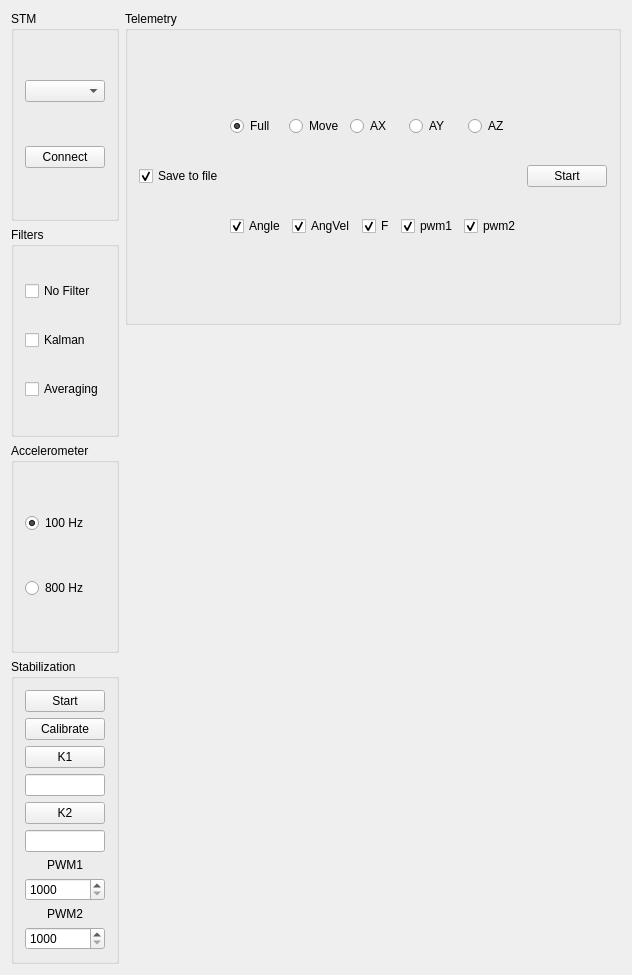
First picture: the form in Logger/BoardConsole/BoardConsole/boardconsole.ui, repository VlagaPalych/Stable, before the edit.
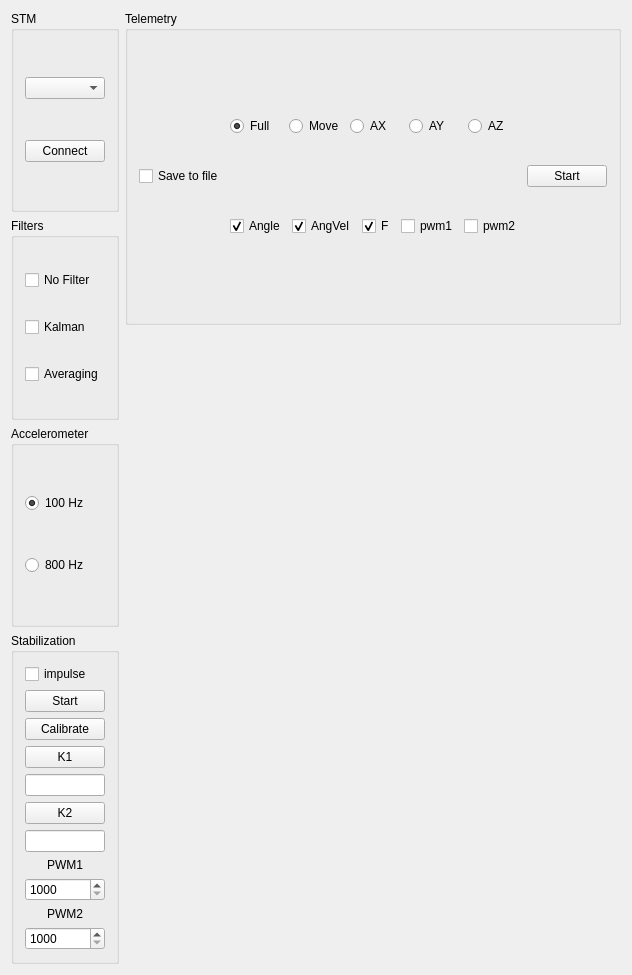
Second picture: the form after the edit. Custom widgets are drawn as their Qt base class.

What changed in the file:
```diff
--- a/Logger/BoardConsole/BoardConsole/boardconsole.ui
+++ b/Logger/BoardConsole/BoardConsole/boardconsole.ui
@@ -100,6 +100,13 @@
         <string>Stabilization</string>
        </property>
        <layout class="QVBoxLayout" name="verticalLayout_2">
+        <item>
+         <widget class="QCheckBox" name="impulseCheckBox">
+          <property name="text">
+           <string>impulse</string>
+          </property>
+         </widget>
+        </item>
         <item>
          <widget class="QPushButton" name="stabToggleButton">
           <property name="text">
@@ -193,7 +200,7 @@
            <string>Save to file</string>
           </property>
           <property name="checked">
-           <bool>true</bool>
+           <bool>false</bool>
           </property>
          </widget>
         </item>
@@ -285,7 +292,7 @@
                <string>pwm1</string>
               </property>
               <property name="checked">
-               <bool>true</bool>
+               <bool>false</bool>
               </property>
              </widget>
             </item>
@@ -295,7 +302,7 @@
                <string>pwm2</string>
               </property>
               <property name="checked">
-               <bool>true</bool>
+               <bool>false</bool>
               </property>
              </widget>
             </item>
```
